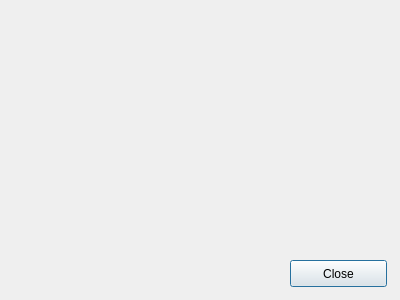
The window that src/aboutdialog.ui (Dyrcona/omiquji) describes before a commit, drawn with Qt 5.
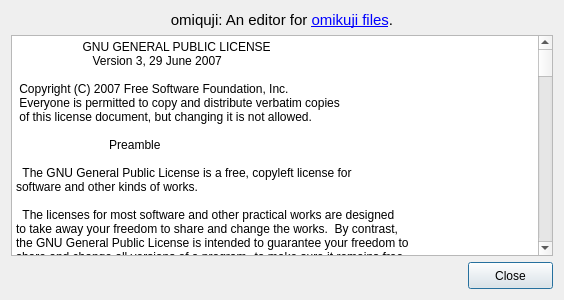
The same window after the commit. Icons and pictures are not drawn.

Commit message:
Actually make the AboutDialog do something.
Also fix a typo in the README.

Diff of the .ui file:
```diff
--- a/src/aboutdialog.ui
+++ b/src/aboutdialog.ui
@@ -6,26 +6,785 @@
    <rect>
     <x>0</x>
     <y>0</y>
-    <width>400</width>
+    <width>564</width>
     <height>300</height>
    </rect>
   </property>
   <property name="windowTitle">
    <string>About Omiquji</string>
   </property>
-  <widget class="QPushButton" name="pushButton">
-   <property name="geometry">
-    <rect>
-     <x>290</x>
-     <y>260</y>
-     <width>97</width>
-     <height>27</height>
-    </rect>
-   </property>
-   <property name="text">
-    <string>Close</string>
-   </property>
-  </widget>
+  <layout class="QGridLayout" name="gridLayout">
+   <item row="0" column="0">
+    <widget class="QLabel" name="label">
+     <property name="text">
+      <string>&lt;!DOCTYPE HTML PUBLIC &quot;-//W3C//DTD HTML 4.0//EN&quot; &quot;http://www.w3.org/TR/REC-html40/strict.dtd&quot;&gt;
+&lt;html&gt;&lt;head&gt;&lt;meta name=&quot;qrichtext&quot; content=&quot;1&quot; /&gt;&lt;style type=&quot;text/css&quot;&gt;
+p, li { white-space: pre-wrap; }
+&lt;/style&gt;&lt;/head&gt;&lt;body style=&quot; font-family:'Ubuntu'; font-size:11pt; font-weight:400; font-style:normal;&quot;&gt;
+&lt;p style=&quot; margin-top:0px; margin-bottom:0px; margin-left:0px; margin-right:0px; -qt-block-indent:0; text-indent:0px;&quot;&gt;omiquji: An editor for &lt;a href=&quot;http://www.sigio.com/omikuji/format.html#omifile&quot;&gt;&lt;span style=&quot; text-decoration: underline; color:#0000ff;&quot;&gt;omikuji files&lt;/span&gt;&lt;/a&gt;.&lt;/p&gt;&lt;/body&gt;&lt;/html&gt;</string>
+     </property>
+     <property name="alignment">
+      <set>Qt::AlignCenter</set>
+     </property>
+     <property name="openExternalLinks">
+      <bool>true</bool>
+     </property>
+    </widget>
+   </item>
+   <item row="1" column="0">
+    <widget class="QPlainTextEdit" name="licenseInfo">
+     <property name="acceptDrops">
+      <bool>false</bool>
+     </property>
+     <property name="undoRedoEnabled">
+      <bool>false</bool>
+     </property>
+     <property name="readOnly">
+      <bool>true</bool>
+     </property>
+     <property name="plainText">
+      <string>                    GNU GENERAL PUBLIC LICENSE
+                       Version 3, 29 June 2007
+
+ Copyright (C) 2007 Free Software Foundation, Inc. &lt;http://fsf.org/&gt;
+ Everyone is permitted to copy and distribute verbatim copies
+ of this license document, but changing it is not allowed.
+
+                            Preamble
+
+  The GNU General Public License is a free, copyleft license for
+software and other kinds of works.
+
+  The licenses for most software and other practical works are designed
+to take away your freedom to share and change the works.  By contrast,
+the GNU General Public License is intended to guarantee your freedom to
+share and change all versions of a program--to make sure it remains free
+software for all its users.  We, the Free Software Foundation, use the
+GNU General Public License for most of our software; it applies also to
+any other work released this way by its authors.  You can apply it to
+your programs, too.
+
+  When we speak of free software, we are referring to freedom, not
+price.  Our General Public Licenses are designed to make sure that you
+have the freedom to distribute copies of free software (and charge for
+them if you wish), that you receive source code or can get it if you
+want it, that you can change the software or use pieces of it in new
+free programs, and that you know you can do these things.
+
+  To protect your rights, we need to prevent others from denying you
+these rights or asking you to surrender the rights.  Therefore, you have
+certain responsibilities if you distribute copies of the software, or if
+you modify it: responsibilities to respect the freedom of others.
+
+  For example, if you distribute copies of such a program, whether
+gratis or for a fee, you must pass on to the recipients the same
+freedoms that you received.  You must make sure that they, too, receive
+or can get the source code.  And you must show them these terms so they
+know their rights.
+
+  Developers that use the GNU GPL protect your rights with two steps:
+(1) assert copyright on the software, and (2) offer you this License
+giving you legal permission to copy, distribute and/or modify it.
+
+  For the developers' and authors' protection, the GPL clearly explains
+that there is no warranty for this free software.  For both users' and
+authors' sake, the GPL requires that modified versions be marked as
+changed, so that their problems will not be attributed erroneously to
+authors of previous versions.
+
+  Some devices are designed to deny users access to install or run
+modified versions of the software inside them, although the manufacturer
+can do so.  This is fundamentally incompatible with the aim of
+protecting users' freedom to change the software.  The systematic
+pattern of such abuse occurs in the area of products for individuals to
+use, which is precisely where it is most unacceptable.  Therefore, we
+have designed this version of the GPL to prohibit the practice for those
+products.  If such problems arise substantially in other domains, we
+stand ready to extend this provision to those domains in future versions
+of the GPL, as needed to protect the freedom of users.
+
+  Finally, every program is threatened constantly by software patents.
+States should not allow patents to restrict development and use of
+software on general-purpose computers, but in those that do, we wish to
+avoid the special danger that patents applied to a free program could
+make it effectively proprietary.  To prevent this, the GPL assures that
+patents cannot be used to render the program non-free.
+
+  The precise terms and conditions for copying, distribution and
+modification follow.
+
+                       TERMS AND CONDITIONS
+
+  0. Definitions.
+
+  &quot;This License&quot; refers to version 3 of the GNU General Public License.
+
+  &quot;Copyright&quot; also means copyright-like laws that apply to other kinds of
+works, such as semiconductor masks.
+
+  &quot;The Program&quot; refers to any copyrightable work licensed under this
+License.  Each licensee is addressed as &quot;you&quot;.  &quot;Licensees&quot; and
+&quot;recipients&quot; may be individuals or organizations.
+
+  To &quot;modify&quot; a work means to copy from or adapt all or part of the work
+in a fashion requiring copyright permission, other than the making of an
+exact copy.  The resulting work is called a &quot;modified version&quot; of the
+earlier work or a work &quot;based on&quot; the earlier work.
+
+  A &quot;covered work&quot; means either the unmodified Program or a work based
+on the Program.
+
+  To &quot;propagate&quot; a work means to do anything with it that, without
+permission, would make you directly or secondarily liable for
+infringement under applicable copyright law, except executing it on a
+computer or modifying a private copy.  Propagation includes copying,
+distribution (with or without modification), making available to the
+public, and in some countries other activities as well.
+
+  To &quot;convey&quot; a work means any kind of propagation that enables other
+parties to make or receive copies.  Mere interaction with a user through
+a computer network, with no transfer of a copy, is not conveying.
+
+  An interactive user interface displays &quot;Appropriate Legal Notices&quot;
+to the extent that it includes a convenient and prominently visible
+feature that (1) displays an appropriate copyright notice, and (2)
+tells the user that there is no warranty for the work (except to the
+extent that warranties are provided), that licensees may convey the
+work under this License, and how to view a copy of this License.  If
+the interface presents a list of user commands or options, such as a
+menu, a prominent item in the list meets this criterion.
+
+  1. Source Code.
+
+  The &quot;source code&quot; for a work means the preferred form of the work
+for making modifications to it.  &quot;Object code&quot; means any non-source
+form of a work.
+
+  A &quot;Standard Interface&quot; means an interface that either is an official
+standard defined by a recognized standards body, or, in the case of
+interfaces specified for a particular programming language, one that
+is widely used among developers working in that language.
+
+  The &quot;System Libraries&quot; of an executable work include anything, other
+than the work as a whole, that (a) is included in the normal form of
+packaging a Major Component, but which is not part of that Major
+Component, and (b) serves only to enable use of the work with that
+Major Component, or to implement a Standard Interface for which an
+implementation is available to the public in source code form.  A
+&quot;Major Component&quot;, in this context, means a major essential component
+(kernel, window system, and so on) of the specific operating system
+(if any) on which the executable work runs, or a compiler used to
+produce the work, or an object code interpreter used to run it.
+
+  The &quot;Corresponding Source&quot; for a work in object code form means all
+the source code needed to generate, install, and (for an executable
+work) run the object code and to modify the work, including scripts to
+control those activities.  However, it does not include the work's
+System Libraries, or general-purpose tools or generally available free
+programs which are used unmodified in performing those activities but
+which are not part of the work.  For example, Corresponding Source
+includes interface definition files associated with source files for
+the work, and the source code for shared libraries and dynamically
+linked subprograms that the work is specifically designed to require,
+such as by intimate data communication or control flow between those
+subprograms and other parts of the work.
+
+  The Corresponding Source need not include anything that users
+can regenerate automatically from other parts of the Corresponding
+Source.
+
+  The Corresponding Source for a work in source code form is that
+same work.
+
+  2. Basic Permissions.
+
+  All rights granted under this License are granted for the term of
+copyright on the Program, and are irrevocable provided the stated
+conditions are met.  This License explicitly affirms your unlimited
+permission to run the unmodified Program.  The output from running a
+covered work is covered by this License only if the output, given its
+content, constitutes a covered work.  This License acknowledges your
+rights of fair use or other equivalent, as provided by copyright law.
+
+  You may make, run and propagate covered works that you do not
+convey, without conditions so long as your license otherwise remains
+in force.  You may convey covered works to others for the sole purpose
+of having them make modifications exclusively for you, or provide you
+with facilities for running those works, provided that you comply with
+the terms of this License in conveying all material for which you do
+not control copyright.  Those thus making or running the covered works
+for you must do so exclusively on your behalf, under your direction
+and control, on terms that prohibit them from making any copies of
+your copyrighted material outside their relationship with you.
+
+  Conveying under any other circumstances is permitted solely under
+the conditions stated below.  Sublicensing is not allowed; section 10
+makes it unnecessary.
+
+  3. Protecting Users' Legal Rights From Anti-Circumvention Law.
+
+  No covered work shall be deemed part of an effective technological
+measure under any applicable law fulfilling obligations under article
+11 of the WIPO copyright treaty adopted on 20 December 1996, or
+similar laws prohibiting or restricting circumvention of such
+measures.
+
+  When you convey a covered work, you waive any legal power to forbid
+circumvention of technological measures to the extent such circumvention
+is effected by exercising rights under this License with respect to
+the covered work, and you disclaim any intention to limit operation or
+modification of the work as a means of enforcing, against the work's
+users, your or third parties' legal rights to forbid circumvention of
+technological measures.
+
+  4. Conveying Verbatim Copies.
+
+  You may convey verbatim copies of the Program's source code as you
+receive it, in any medium, provided that you conspicuously and
+appropriately publish on each copy an appropriate copyright notice;
+keep intact all notices stating that this License and any
+non-permissive terms added in accord with section 7 apply to the code;
+keep intact all notices of the absence of any warranty; and give all
+recipients a copy of this License along with the Program.
+
+  You may charge any price or no price for each copy that you convey,
+and you may offer support or warranty protection for a fee.
+
+  5. Conveying Modified Source Versions.
+
+  You may convey a work based on the Program, or the modifications to
+produce it from the Program, in the form of source code under the
+terms of section 4, provided that you also meet all of these conditions:
+
+    a) The work must carry prominent notices stating that you modified
+    it, and giving a relevant date.
+
+    b) The work must carry prominent notices stating that it is
+    released under this License and any conditions added under section
+    7.  This requirement modifies the requirement in section 4 to
+    &quot;keep intact all notices&quot;.
+
+    c) You must license the entire work, as a whole, under this
+    License to anyone who comes into possession of a copy.  This
+    License will therefore apply, along with any applicable section 7
+    additional terms, to the whole of the work, and all its parts,
+    regardless of how they are packaged.  This License gives no
+    permission to license the work in any other way, but it does not
+    invalidate such permission if you have separately received it.
+
+    d) If the work has interactive user interfaces, each must display
+    Appropriate Legal Notices; however, if the Program has interactive
+    interfaces that do not display Appropriate Legal Notices, your
+    work need not make them do so.
+
+  A compilation of a covered work with other separate and independent
+works, which are not by their nature extensions of the covered work,
+and which are not combined with it such as to form a larger program,
+in or on a volume of a storage or distribution medium, is called an
+&quot;aggregate&quot; if the compilation and its resulting copyright are not
+used to limit the access or legal rights of the compilation's users
+beyond what the individual works permit.  Inclusion of a covered work
+in an aggregate does not cause this License to apply to the other
+parts of the aggregate.
+
+  6. Conveying Non-Source Forms.
+
+  You may convey a covered work in object code form under the terms
+of sections 4 and 5, provided that you also convey the
+machine-readable Corresponding Source under the terms of this License,
+in one of these ways:
+
+    a) Convey the object code in, or embodied in, a physical product
+    (including a physical distribution medium), accompanied by the
+    Corresponding Source fixed on a durable physical medium
+    customarily used for software interchange.
+
+    b) Convey the object code in, or embodied in, a physical product
+    (including a physical distribution medium), accompanied by a
+    written offer, valid for at least three years and valid for as
+    long as you offer spare parts or customer support for that product
+    model, to give anyone who possesses the object code either (1) a
+    copy of the Corresponding Source for all the software in the
+    product that is covered by this License, on a durable physical
+    medium customarily used for software interchange, for a price no
+    more than your reasonable cost of physically performing this
+    conveying of source, or (2) access to copy the
+    Corresponding Source from a network server at no charge.
+
+    c) Convey individual copies of the object code with a copy of the
+    written offer to provide the Corresponding Source.  This
+    alternative is allowed only occasionally and noncommercially, and
+    only if you received the object code with such an offer, in accord
+    with subsection 6b.
+
+    d) Convey the object code by offering access from a designated
+    place (gratis or for a charge), and offer equivalent access to the
+    Corresponding Source in the same way through the same place at no
+    further charge.  You need not require recipients to copy the
+    Corresponding Source along with the object code.  If the place to
+    copy the object code is a network server, the Corresponding Source
+    may be on a different server (operated by you or a third party)
+    that supports equivalent copying facilities, provided you maintain
+    clear directions next to the object code saying where to find the
+    Corresponding Source.  Regardless of what server hosts the
+    Corresponding Source, you remain obligated to ensure that it is
+    available for as long as needed to satisfy these requirements.
+
+    e) Convey the object code using peer-to-peer transmission, provided
+    you inform other peers where the object code and Corresponding
+    Source of the work are being offered to the general public at no
+    charge under subsection 6d.
+
+  A separable portion of the object code, whose source code is excluded
+from the Corresponding Source as a System Library, need not be
+included in conveying the object code work.
+
+  A &quot;User Product&quot; is either (1) a &quot;consumer product&quot;, which means any
+tangible personal property which is normally used for personal, family,
+or household purposes, or (2) anything designed or sold for incorporation
+into a dwelling.  In determining whether a product is a consumer product,
+doubtful cases shall be resolved in favor of coverage.  For a particular
+product received by a particular user, &quot;normally used&quot; refers to a
+typical or common use of that class of product, regardless of the status
+of the particular user or of the way in which the particular user
+actually uses, or expects or is expected to use, the product.  A product
+is a consumer product regardless of whether the product has substantial
+commercial, industrial or non-consumer uses, unless such uses represent
+the only significant mode of use of the product.
+
+  &quot;Installation Information&quot; for a User Product means any methods,
+procedures, authorization keys, or other information required to install
+and execute modified versions of a covered work in that User Product from
+a modified version of its Corresponding Source.  The information must
+suffice to ensure that the continued functioning of the modified object
+code is in no case prevented or interfered with solely because
+modification has been made.
+
+  If you convey an object code work under this section in, or with, or
+specifically for use in, a User Product, and the conveying occurs as
+part of a transaction in which the right of possession and use of the
+User Product is transferred to the recipient in perpetuity or for a
+fixed term (regardless of how the transaction is characterized), the
+Corresponding Source conveyed under this section must be accompanied
+by the Installation Information.  But this requirement does not apply
+if neither you nor any third party retains the ability to install
+modified object code on the User Product (for example, the work has
+been installed in ROM).
+
+  The requirement to provide Installation Information does not include a
+requirement to continue to provide support service, warranty, or updates
+for a work that has been modified or installed by the recipient, or for
+the User Product in which it has been modified or installed.  Access to a
+network may be denied when the modification itself materially and
+adversely affects the operation of the network or violates the rules and
+protocols for communication across the network.
+
+  Corresponding Source conveyed, and Installation Information provided,
+in accord with this section must be in a format that is publicly
+documented (and with an implementation available to the public in
+source code form), and must require no special password or key for
+unpacking, reading or copying.
+
+  7. Additional Terms.
+
+  &quot;Additional permissions&quot; are terms that supplement the terms of this
+License by making exceptions from one or more of its conditions.
+Additional permissions that are applicable to the entire Program shall
+be treated as though they were included in this License, to the extent
+that they are valid under applicable law.  If additional permissions
+apply only to part of the Program, that part may be used separately
+under those permissions, but the entire Program remains governed by
+this License without regard to the additional permissions.
+
+  When you convey a copy of a covered work, you may at your option
+remove any additional permissions from that copy, or from any part of
+it.  (Additional permissions may be written to require their own
+removal in certain cases when you modify the work.)  You may place
+additional permissions on material, added by you to a covered work,
+for which you have or can give appropriate copyright permission.
+
+  Notwithstanding any other provision of this License, for material you
+add to a covered work, you may (if authorized by the copyright holders of
+that material) supplement the terms of this License with terms:
+
+    a) Disclaiming warranty or limiting liability differently from the
+    terms of sections 15 and 16 of this License; or
+
+    b) Requiring preservation of specified reasonable legal notices or
+    author attributions in that material or in the Appropriate Legal
+    Notices displayed by works containing it; or
+
+    c) Prohibiting misrepresentation of the origin of that material, or
+    requiring that modified versions of such material be marked in
+    reasonable ways as different from the original version; or
+
+    d) Limiting the use for publicity purposes of names of licensors or
+    authors of the material; or
+
+    e) Declining to grant rights under trademark law for use of some
+    trade names, trademarks, or service marks; or
+
+    f) Requiring indemnification of licensors and authors of that
+    material by anyone who conveys the material (or modified versions of
+    it) with contractual assumptions of liability to the recipient, for
+    any liability that these contractual assumptions directly impose on
+    those licensors and authors.
+
+  All other non-permissive additional terms are considered &quot;further
+restrictions&quot; within the meaning of section 10.  If the Program as you
+received it, or any part of it, contains a notice stating that it is
+governed by this License along with a term that is a further
+restriction, you may remove that term.  If a license document contains
+a further restriction but permits relicensing or conveying under this
+License, you may add to a covered work material governed by the terms
+of that license document, provided that the further restriction does
+not survive such relicensing or conveying.
+
+  If you add terms to a covered work in accord with this section, you
+must place, in the relevant source files, a statement of the
+additional terms that apply to those files, or a notice indicating
+where to find the applicable terms.
+
+  Additional terms, permissive or non-permissive, may be stated in the
+form of a separately written license, or stated as exceptions;
+the above requirements apply either way.
+
+  8. Termination.
+
+  You may not propagate or modify a covered work except as expressly
+provided under this License.  Any attempt otherwise to propagate or
+modify it is void, and will automatically terminate your rights under
+this License (including any patent licenses granted under the third
+paragraph of section 11).
+
+  However, if you cease all violation of this License, then your
+license from a particular copyright holder is reinstated (a)
+provisionally, unless and until the copyright holder explicitly and
+finally terminates your license, and (b) permanently, if the copyright
+holder fails to notify you of the violation by some reasonable means
+prior to 60 days after the cessation.
+
+  Moreover, your license from a particular copyright holder is
+reinstated permanently if the copyright holder notifies you of the
+violation by some reasonable means, this is the first time you have
+received notice of violation of this License (for any work) from that
+copyright holder, and you cure the violation prior to 30 days after
+your receipt of the notice.
+
+  Termination of your rights under this section does not terminate the
+licenses of parties who have received copies or rights from you under
+this License.  If your rights have been terminated and not permanently
+reinstated, you do not qualify to receive new licenses for the same
+material under section 10.
+
+  9. Acceptance Not Required for Having Copies.
+
+  You are not required to accept this License in order to receive or
+run a copy of the Program.  Ancillary propagation of a covered work
+occurring solely as a consequence of using peer-to-peer transmission
+to receive a copy likewise does not require acceptance.  However,
+nothing other than this License grants you permission to propagate or
+modify any covered work.  These actions infringe copyright if you do
+not accept this License.  Therefore, by modifying or propagating a
+covered work, you indicate your acceptance of this License to do so.
+
+  10. Automatic Licensing of Downstream Recipients.
+
+  Each time you convey a covered work, the recipient automatically
+receives a license from the original licensors, to run, modify and
+propagate that work, subject to this License.  You are not responsible
+for enforcing compliance by third parties with this License.
+
+  An &quot;entity transaction&quot; is a transaction transferring control of an
+organization, or substantially all assets of one, or subdividing an
+organization, or merging organizations.  If propagation of a covered
+work results from an entity transaction, each party to that
+transaction who receives a copy of the work also receives whatever
+licenses to the work the party's predecessor in interest had or could
+give under the previous paragraph, plus a right to possession of the
+Corresponding Source of the work from the predecessor in interest, if
+the predecessor has it or can get it with reasonable efforts.
+
+  You may not impose any further restrictions on the exercise of the
+rights granted or affirmed under this License.  For example, you may
+not impose a license fee, royalty, or other charge for exercise of
+rights granted under this License, and you may not initiate litigation
+(including a cross-claim or counterclaim in a lawsuit) alleging that
+any patent claim is infringed by making, using, selling, offering for
+sale, or importing the Program or any portion of it.
+
+  11. Patents.
+
+  A &quot;contributor&quot; is a copyright holder who authorizes use under this
+License of the Program or a work on which the Program is based.  The
+work thus licensed is called the contributor's &quot;contributor version&quot;.
+
+  A contributor's &quot;essential patent claims&quot; are all patent claims
+owned or controlled by the contributor, whether already acquired or
+hereafter acquired, that would be infringed by some manner, permitted
+by this License, of making, using, or selling its contributor version,
+but do not include claims that would be infringed only as a
+consequence of further modification of the contributor version.  For
+purposes of this definition, &quot;control&quot; includes the right to grant
+patent sublicenses in a manner consistent with the requirements of
+this License.
+
+  Each contributor grants you a non-exclusive, worldwide, royalty-free
+patent license under the contributor's essential patent claims, to
+make, use, sell, offer for sale, import and otherwise run, modify and
+propagate the contents of its contributor version.
+
+  In the following three paragraphs, a &quot;patent license&quot; is any express
+agreement or commitment, however denominated, not to enforce a patent
+(such as an express permission to practice a patent or covenant not to
+sue for patent infringement).  To &quot;grant&quot; such a patent license to a
+party means to make such an agreement or commitment not to enforce a
+patent against the party.
+
+  If you convey a covered work, knowingly relying on a patent license,
+and the Corresponding Source of the work is not available for anyone
+to copy, free of charge and under the terms of this License, through a
+publicly available network server or other readily accessible means,
+then you must either (1) cause the Corresponding Source to be so
+available, or (2) arrange to deprive yourself of the benefit of the
+patent license for this particular work, or (3) arrange, in a manner
+consistent with the requirements of this License, to extend the patent
+license to downstream recipients.  &quot;Knowingly relying&quot; means you have
+actual knowledge that, but for the patent license, your conveying the
+covered work in a country, or your recipient's use of the covered work
+in a country, would infringe one or more identifiable patents in that
+country that you have reason to believe are valid.
+
+  If, pursuant to or in connection with a single transaction or
+arrangement, you convey, or propagate by procuring conveyance of, a
+covered work, and grant a patent license to some of the parties
+receiving the covered work authorizing them to use, propagate, modify
+or convey a specific copy of the covered work, then the patent license
+you grant is automatically extended to all recipients of the covered
+work and works based on it.
+
+  A patent license is &quot;discriminatory&quot; if it does not include within
+the scope of its coverage, prohibits the exercise of, or is
+conditioned on the non-exercise of one or more of the rights that are
+specifically granted under this License.  You may not convey a covered
+work if you are a party to an arrangement with a third party that is
+in the business of distributing software, under which you make payment
+to the third party based on the extent of your activity of conveying
+the work, and under which the third party grants, to any of the
+parties who would receive the covered work from you, a discriminatory
+patent license (a) in connection with copies of the covered work
+conveyed by you (or copies made from those copies), or (b) primarily
+for and in connection with specific products or compilations that
+contain the covered work, unless you entered into that arrangement,
+or that patent license was granted, prior to 28 March 2007.
+
+  Nothing in this License shall be construed as excluding or limiting
+any implied license or other defenses to infringement that may
+otherwise be available to you under applicable patent law.
+
+  12. No Surrender of Others' Freedom.
+
+  If conditions are imposed on you (whether by court order, agreement or
+otherwise) that contradict the conditions of this License, they do not
+excuse you from the conditions of this License.  If you cannot convey a
+covered work so as to satisfy simultaneously your obligations under this
+License and any other pertinent obligations, then as a consequence you may
+not convey it at all.  For example, if you agree to terms that obligate you
+to collect a royalty for further conveying from those to whom you convey
+the Program, the only way you could satisfy both those terms and this
+License would be to refrain entirely from conveying the Program.
+
+  13. Use with the GNU Affero General Public License.
+
+  Notwithstanding any other provision of this License, you have
+permission to link or combine any covered work with a work licensed
+under version 3 of the GNU Affero General Public License into a single
+combined work, and to convey the resulting work.  The terms of this
+License will continue to apply to the part which is the covered work,
+but the special requirements of the GNU Affero General Public License,
+section 13, concerning interaction through a network will apply to the
+combination as such.
+
+  14. Revised Versions of this License.
+
+  The Free Software Foundation may publish revised and/or new versions of
+the GNU General Public License from time to time.  Such new versions will
+be similar in spirit to the present version, but may differ in detail to
+address new problems or concerns.
+
+  Each version is given a distinguishing version number.  If the
+Program specifies that a certain numbered version of the GNU General
+Public License &quot;or any later version&quot; applies to it, you have the
+option of following the terms and conditions either of that numbered
+version or of any later version published by the Free Software
+Foundation.  If the Program does not specify a version number of the
+GNU General Public License, you may choose any version ever published
+by the Free Software Foundation.
+
+  If the Program specifies that a proxy can decide which future
+versions of the GNU General Public License can be used, that proxy's
+public statement of acceptance of a version permanently authorizes you
+to choose that version for the Program.
+
+  Later license versions may give you additional or different
+permissions.  However, no additional obligations are imposed on any
+author or copyright holder as a result of your choosing to follow a
+later version.
+
+  15. Disclaimer of Warranty.
+
+  THERE IS NO WARRANTY FOR THE PROGRAM, TO THE EXTENT PERMITTED BY
+APPLICABLE LAW.  EXCEPT WHEN OTHERWISE STATED IN WRITING THE COPYRIGHT
+HOLDERS AND/OR OTHER PARTIES PROVIDE THE PROGRAM &quot;AS IS&quot; WITHOUT WARRANTY
+OF ANY KIND, EITHER EXPRESSED OR IMPLIED, INCLUDING, BUT NOT LIMITED TO,
+THE IMPLIED WARRANTIES OF MERCHANTABILITY AND FITNESS FOR A PARTICULAR
+PURPOSE.  THE ENTIRE RISK AS TO THE QUALITY AND PERFORMANCE OF THE PROGRAM
+IS WITH YOU.  SHOULD THE PROGRAM PROVE DEFECTIVE, YOU ASSUME THE COST OF
+ALL NECESSARY SERVICING, REPAIR OR CORRECTION.
+
+  16. Limitation of Liability.
+
+  IN NO EVENT UNLESS REQUIRED BY APPLICABLE LAW OR AGREED TO IN WRITING
+WILL ANY COPYRIGHT HOLDER, OR ANY OTHER PARTY WHO MODIFIES AND/OR CONVEYS
+THE PROGRAM AS PERMITTED ABOVE, BE LIABLE TO YOU FOR DAMAGES, INCLUDING ANY
+GENERAL, SPECIAL, INCIDENTAL OR CONSEQUENTIAL DAMAGES ARISING OUT OF THE
+USE OR INABILITY TO USE THE PROGRAM (INCLUDING BUT NOT LIMITED TO LOSS OF
+DATA OR DATA BEING RENDERED INACCURATE OR LOSSES SUSTAINED BY YOU OR THIRD
+PARTIES OR A FAILURE OF THE PROGRAM TO OPERATE WITH ANY OTHER PROGRAMS),
+EVEN IF SUCH HOLDER OR OTHER PARTY HAS BEEN ADVISED OF THE POSSIBILITY OF
+SUCH DAMAGES.
+
+  17. Interpretation of Sections 15 and 16.
+
+  If the disclaimer of warranty and limitation of liability provided
+above cannot be given local legal effect according to their terms,
+reviewing courts shall apply local law that most closely approximates
+an absolute waiver of all civil liability in connection with the
+Program, unless a warranty or assumption of liability accompanies a
+copy of the Program in return for a fee.
+
+                     END OF TERMS AND CONDITIONS
+
+            How to Apply These Terms to Your New Programs
+
+  If you develop a new program, and you want it to be of the greatest
+possible use to the public, the best way to achieve this is to make it
+free software which everyone can redistribute and change under these terms.
+
+  To do so, attach the following notices to the program.  It is safest
+to attach them to the start of each source file to most effectively
+state the exclusion of warranty; and each file should have at least
+the &quot;copyright&quot; line and a pointer to where the full notice is found.
+
+    &lt;one line to give the program's name and a brief idea of what it does.&gt;
+    Copyright (C) &lt;year&gt;  &lt;name of author&gt;
+
+    This program is free software: you can redistribute it and/or modify
+    it under the terms of the GNU General Public License as published by
+    the Free Software Foundation, either version 3 of the License, or
+    (at your option) any later version.
+
+    This program is distributed in the hope that it will be useful,
+    but WITHOUT ANY WARRANTY; without even the implied warranty of
+    MERCHANTABILITY or FITNESS FOR A PARTICULAR PURPOSE.  See the
+    GNU General Public License for more details.
+
+    You should have received a copy of the GNU General Public License
+    along with this program.  If not, see &lt;http://www.gnu.org/licenses/&gt;.
+
+Also add information on how to contact you by electronic and paper mail.
+
+  If the program does terminal interaction, make it output a short
+notice like this when it starts in an interactive mode:
+
+    &lt;program&gt;  Copyright (C) &lt;year&gt;  &lt;name of author&gt;
+    This program comes with ABSOLUTELY NO WARRANTY; for details type `show w'.
+    This is free software, and you are welcome to redistribute it
+    under certain conditions; type `show c' for details.
+
+The hypothetical commands `show w' and `show c' should show the appropriate
+parts of the General Public License.  Of course, your program's commands
+might be different; for a GUI interface, you would use an &quot;about box&quot;.
+
+  You should also get your employer (if you work as a programmer) or school,
+if any, to sign a &quot;copyright disclaimer&quot; for the program, if necessary.
+For more information on this, and how to apply and follow the GNU GPL, see
+&lt;http://www.gnu.org/licenses/&gt;.
+
+  The GNU General Public License does not permit incorporating your program
+into proprietary programs.  If your program is a subroutine library, you
+may consider it more useful to permit linking proprietary applications with
+the library.  If this is what you want to do, use the GNU Lesser General
+Public License instead of this License.  But first, please read
+&lt;http://www.gnu.org/philosophy/why-not-lgpl.html&gt;.
+</string>
+     </property>
+    </widget>
+   </item>
+   <item row="2" column="0">
+    <layout class="QHBoxLayout" name="horizontalLayout">
+     <item>
+      <widget class="QPushButton" name="gplButton">
+       <property name="text">
+        <string/>
+       </property>
+       <property name="icon">
+        <iconset>
+         <normalon>:/images/gplv3.png</normalon>
+        </iconset>
+       </property>
+       <property name="iconSize">
+        <size>
+         <width>88</width>
+         <height>31</height>
+        </size>
+       </property>
+       <property name="flat">
+        <bool>true</bool>
+       </property>
+      </widget>
+     </item>
+     <item>
+      <spacer name="horizontalSpacer">
+       <property name="orientation">
+        <enum>Qt::Horizontal</enum>
+       </property>
+       <property name="sizeHint" stdset="0">
+        <size>
+         <width>40</width>
+         <height>20</height>
+        </size>
+       </property>
+      </spacer>
+     </item>
+     <item>
+      <widget class="QPushButton" name="closeButton">
+       <property name="minimumSize">
+        <size>
+         <width>85</width>
+         <height>27</height>
+        </size>
+       </property>
+       <property name="maximumSize">
+        <size>
+         <width>85</width>
+         <height>27</height>
+        </size>
+       </property>
+       <property name="text">
+        <string>Close</string>
+       </property>
+       <property name="autoDefault">
+        <bool>false</bool>
+       </property>
+       <property name="default">
+        <bool>true</bool>
+       </property>
+      </widget>
+     </item>
+    </layout>
+   </item>
+  </layout>
  </widget>
  <resources/>
  <connections/>
```
Left out of the diff: 23 changed lines with no effect on the pictures. The commit also changes 7 other files.
